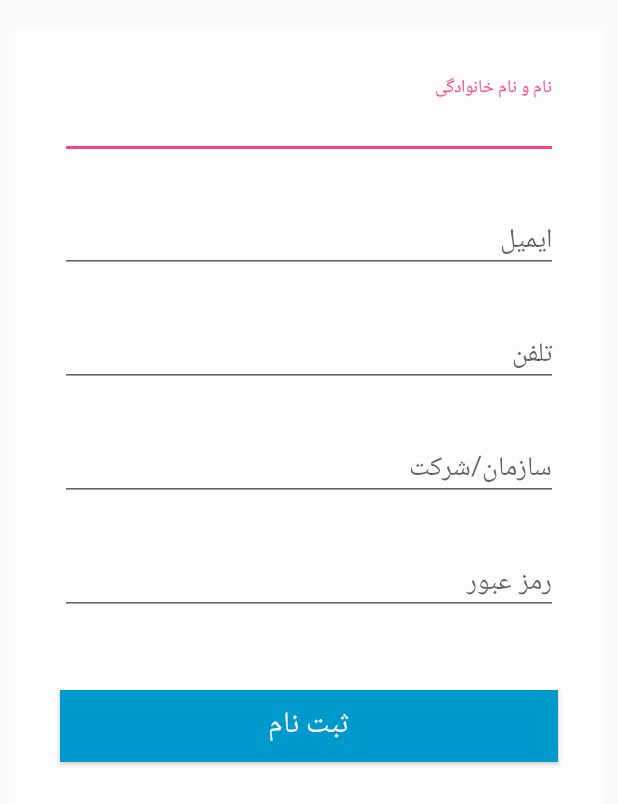
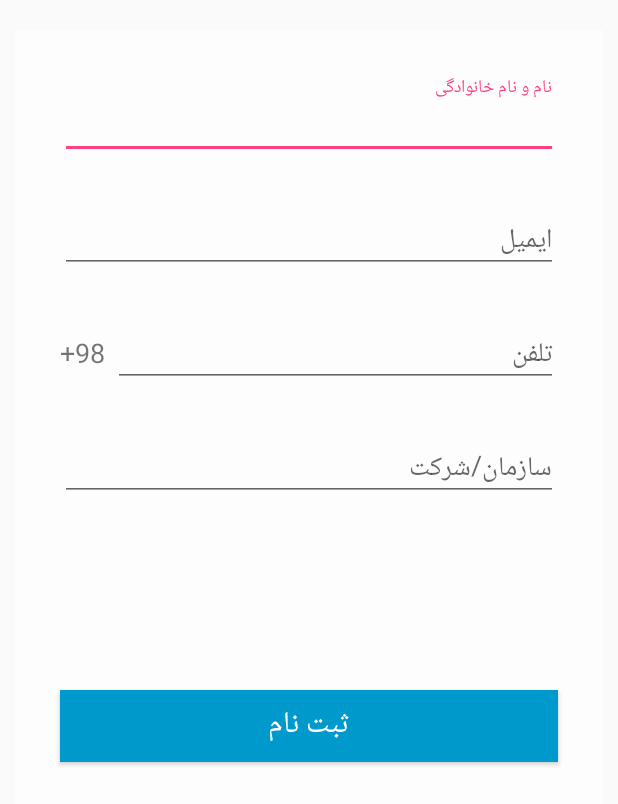
Before and after one commit to LinkerpadStartup/Linkerpad-phase0-, an Android app: the layout register_fragment_layout.xml on its own in the app's theme, with its tools: preview values and no code run, on a phone screen of 412 x 824 dp. Shown: the top 804 px of the screen. Run offline under Robolectric (Android 15) with nearby library versions, the light colour scheme and no system bars.

Commit message:
some changes

```diff
--- a/app/src/main/res/layout/reg_login_holder_layout.xml
+++ b/app/src/main/res/layout/reg_login_holder_layout.xml
@@ -96,6 +96,7 @@
         android:layout_height="match_parent"
         android:layout_centerInParent="true"
         android:gravity="center"
+        android:textColor="#000"
         android:text="اولین اپلیکشین \nمدیریت ساخت \nپروژه های عمرانی"
         android:textSize="30dp" />
 
--- a/app/src/main/res/layout/register_fragment_layout.xml
+++ b/app/src/main/res/layout/register_fragment_layout.xml
@@ -9,15 +9,17 @@
     <ScrollView
         android:layout_width="match_parent"
         android:layout_height="wrap_content">
+
         <LinearLayout
             android:layout_width="match_parent"
             android:layout_height="wrap_content"
             android:layout_marginLeft="10dp"
             android:layout_marginRight="10dp"
             android:layout_marginTop="20dp"
+            android:background="#99ffffff"
             android:orientation="vertical"
-            android:background="#99ffffff"
             android:padding="10dp">
+
             <android.support.design.widget.TextInputLayout
                 android:id="@+id/inputLayoutName"
                 android:layout_width="match_parent"
@@ -29,8 +31,9 @@
                     android:layout_width="match_parent"
                     android:layout_height="wrap_content"
                     android:hint="نام و نام خانوادگی"
-            android:textColor="#fff"
-            android:inputType="text" />
+                    android:inputType="text"
+                    android:maxLength="100"
+                    android:textColor="#fff" />
             </android.support.design.widget.TextInputLayout>
 
             <android.support.design.widget.TextInputLayout
@@ -49,28 +52,43 @@
                     android:inputType="textEmailAddress" />
             </android.support.design.widget.TextInputLayout>
 
+            <LinearLayout
+                android:layout_width="match_parent"
+                android:layout_height="wrap_content"
+                android:layout_marginLeft="20dp"
+                android:layout_marginRight="20dp"
+                android:layout_marginTop="20dp"
+                android:orientation="horizontal">
+
+                <TextView
+                    android:layout_width="wrap_content"
+                    android:layout_height="match_parent"
+                    android:gravity="center"
+                    android:paddingTop="10dp"
+                    android:text="+98"
+                    android:textSize="18dp" />
+
                 <android.support.design.widget.TextInputLayout
                     android:id="@+id/inputLayoutPhone"
                     android:layout_width="match_parent"
                     android:layout_height="wrap_content"
-        android:layout_alignParentBottom="true"
-        android:layout_marginLeft="20dp"
-        android:layout_marginRight="20dp"
-        android:layout_marginTop="20dp">
+                    android:layout_marginLeft="5dp">
 
                     <EditText
                         android:id="@+id/phoneEdt"
                         android:layout_width="match_parent"
                         android:layout_height="wrap_content"
                         android:hint="تلفن"
-            android:inputType="phone" />
+                        android:inputType="phone"
+                        android:maxLength="10"
+                        android:textSize="18dp" />
                 </android.support.design.widget.TextInputLayout>
+            </LinearLayout>
 
             <android.support.design.widget.TextInputLayout
                 android:id="@+id/inputLayoutCo"
                 android:layout_width="match_parent"
                 android:layout_height="wrap_content"
-        android:layout_alignParentBottom="true"
                 android:layout_marginLeft="20dp"
                 android:layout_marginRight="20dp"
                 android:layout_marginTop="20dp">
@@ -80,16 +98,18 @@
                     android:layout_width="match_parent"
                     android:layout_height="wrap_content"
                     android:hint="سازمان/شرکت"
-            android:inputType="text" />
+                    android:maxLength="100" />
             </android.support.design.widget.TextInputLayout>
+
 
             <android.support.design.widget.TextInputLayout
                 android:id="@+id/inputLayoutPassword"
-        android:layout_width="match_parent"
+                android:layout_width="0dp"
                 android:layout_height="wrap_content"
                 android:layout_marginLeft="20dp"
                 android:layout_marginRight="20dp"
-        android:layout_marginTop="20dp">
+                android:layout_marginTop="20dp"
+                android:layout_weight="1">
 
                 <EditText
                     android:id="@+id/passwordEdt"
@@ -98,6 +118,7 @@
                     android:hint="رمز عبور"
                     android:inputType="textPassword" />
             </android.support.design.widget.TextInputLayout>
+
 
             <Button
                 android:id="@+id/registerBtn"
```
Also changed, not shown: app/src/main/java/com/linkerpad/linkerpad/RegLoginHolder.kt (+13 -0 lines), app/src/main/res/anim/scale_big.xml (added, +11 -0 lines), app/src/main/res/layout/login_fragment_layout.xml (+6 -5 lines). Lines whose indentation alone changed are shown as unchanged.
